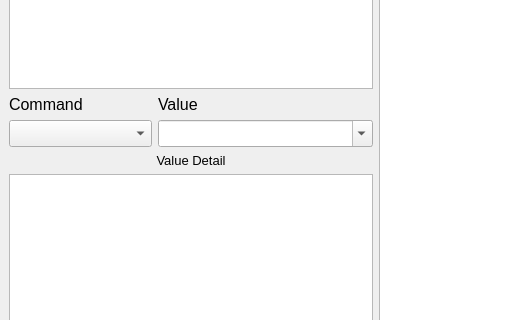
Before: the Qt Designer form GUIs/pw.x setup calc.ui in Fermi-Dirac/biscotti, drawn with Qt 5; both pictures show x 0 to 524 and y 291 to 611 of the 933 by 839 pixel window.
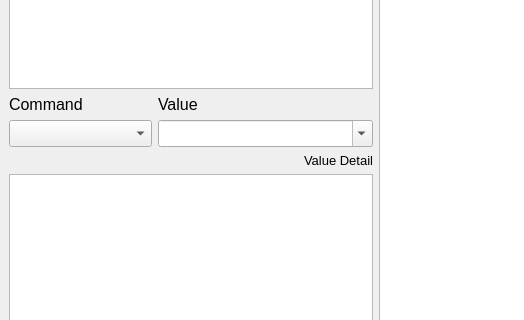
After: the same form once the commit is applied.

Commit message: Context-sensitive clicky

What changed in the file:
```diff
--- a/GUIs/pw.x setup calc.ui
+++ b/GUIs/pw.x setup calc.ui
@@ -100,6 +100,12 @@
       </item>
       <item>
        <widget class="QLabel" name="val_comment_label">
+        <property name="maximumSize">
+         <size>
+          <width>16777215</width>
+          <height>16777215</height>
+         </size>
+        </property>
         <property name="font">
          <font>
           <pointsize>10</pointsize>
@@ -109,7 +115,10 @@
          <string>Value Detail</string>
         </property>
         <property name="alignment">
-         <set>Qt::AlignCenter</set>
+         <set>Qt::AlignRight|Qt::AlignTrailing|Qt::AlignVCenter</set>
+        </property>
+        <property name="wordWrap">
+         <bool>false</bool>
         </property>
        </widget>
       </item>
```
Left out of the diff: 3 changed lines with no effect on the pictures. The commit also changes 2 other files.
